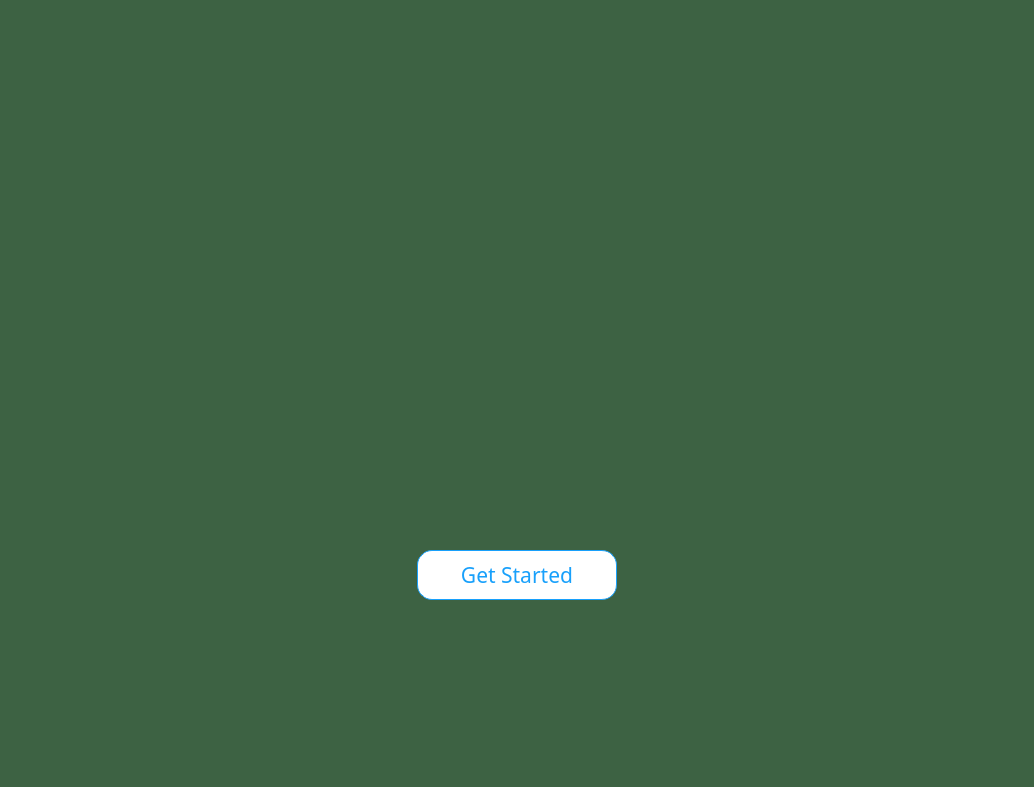
The window that SplashPage.ui (ZachKrol/MusGator) describes before a commit, drawn with Qt 5.
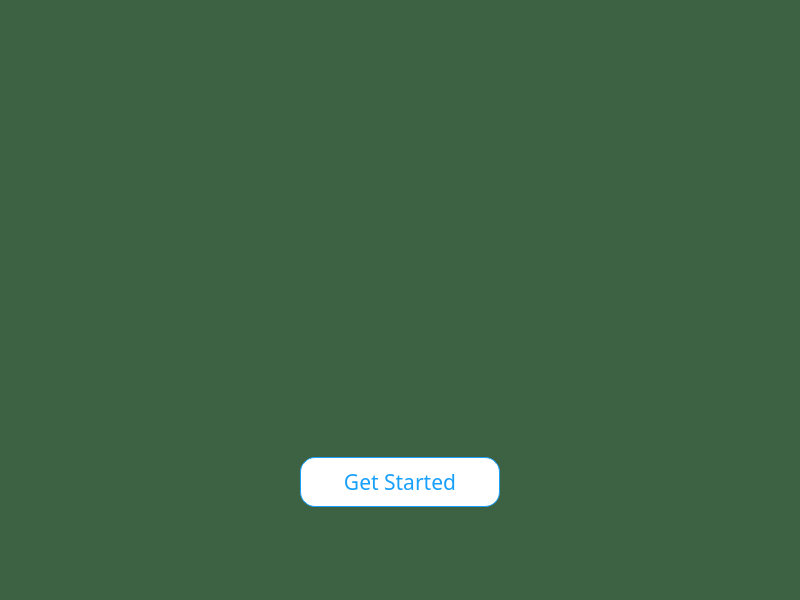
The same window after the commit. Icons and pictures are not drawn.

Diff of the .ui file:
```diff
--- a/SplashPage.ui
+++ b/SplashPage.ui
@@ -6,8 +6,8 @@
    <rect>
     <x>0</x>
     <y>0</y>
-    <width>1034</width>
-    <height>787</height>
+    <width>800</width>
+    <height>600</height>
    </rect>
   </property>
   <property name="minimumSize">
```
Left out of the diff: 5 changed lines with no effect on the pictures.
